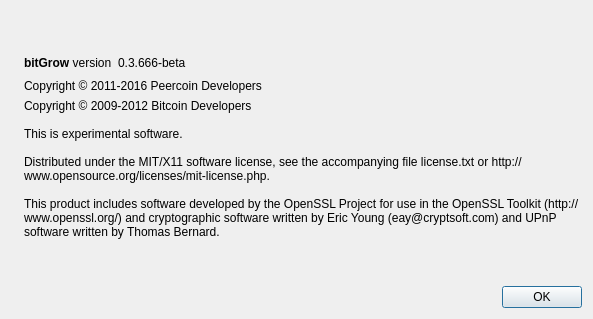
This is src/qt/forms/aboutdialog.ui in bitgrowchain/bitgrow as Qt 5 draws it before an edit. The edited form follows.
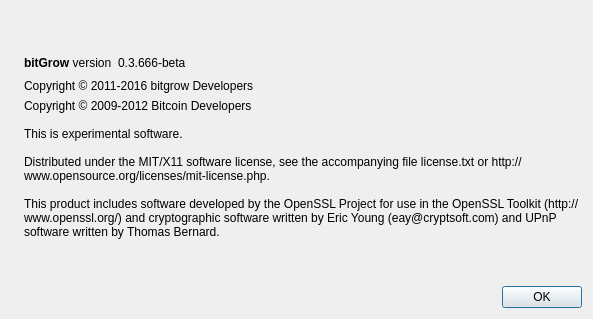
This is the edited form. Icons and pictures are not drawn.

Patch:
```diff
--- a/src/qt/forms/aboutdialog.ui
+++ b/src/qt/forms/aboutdialog.ui
@@ -88,7 +88,7 @@
      <item>
       <widget class="QLabel" name="label_bitgrow_copyright">
        <property name="text">
-        <string>Copyright © 2011-2016 Peercoin Developers</string>
+        <string>Copyright © 2011-2016 bitgrow Developers</string>
        </property>
        <property name="wordWrap">
         <bool>true</bool>
```
